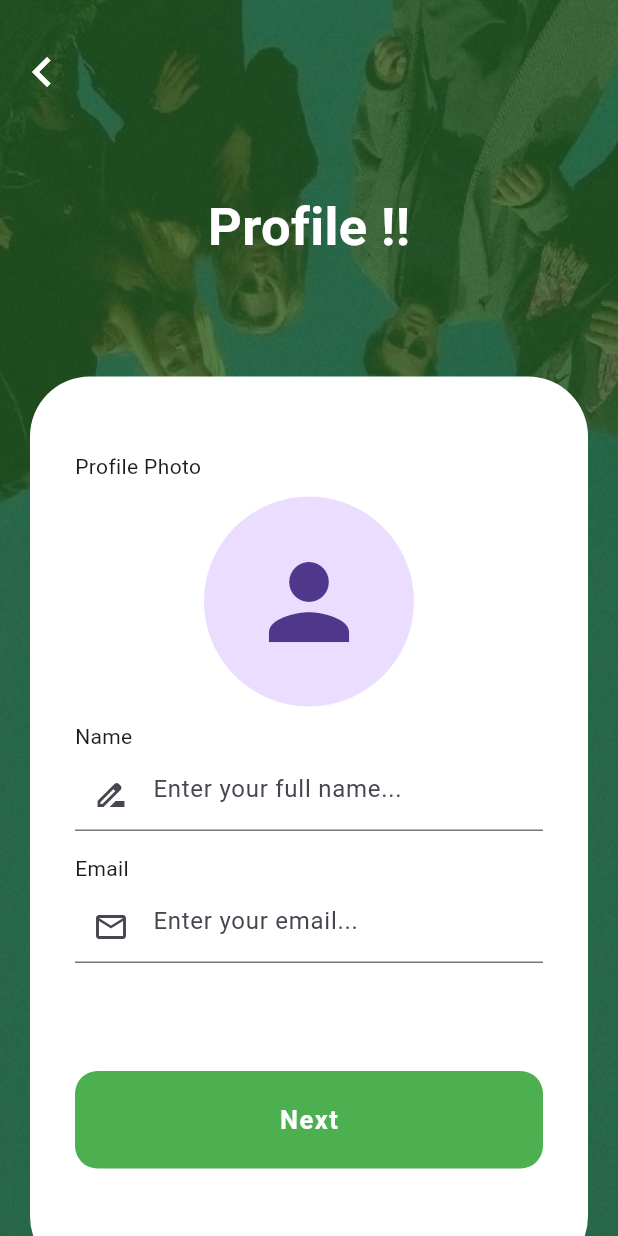
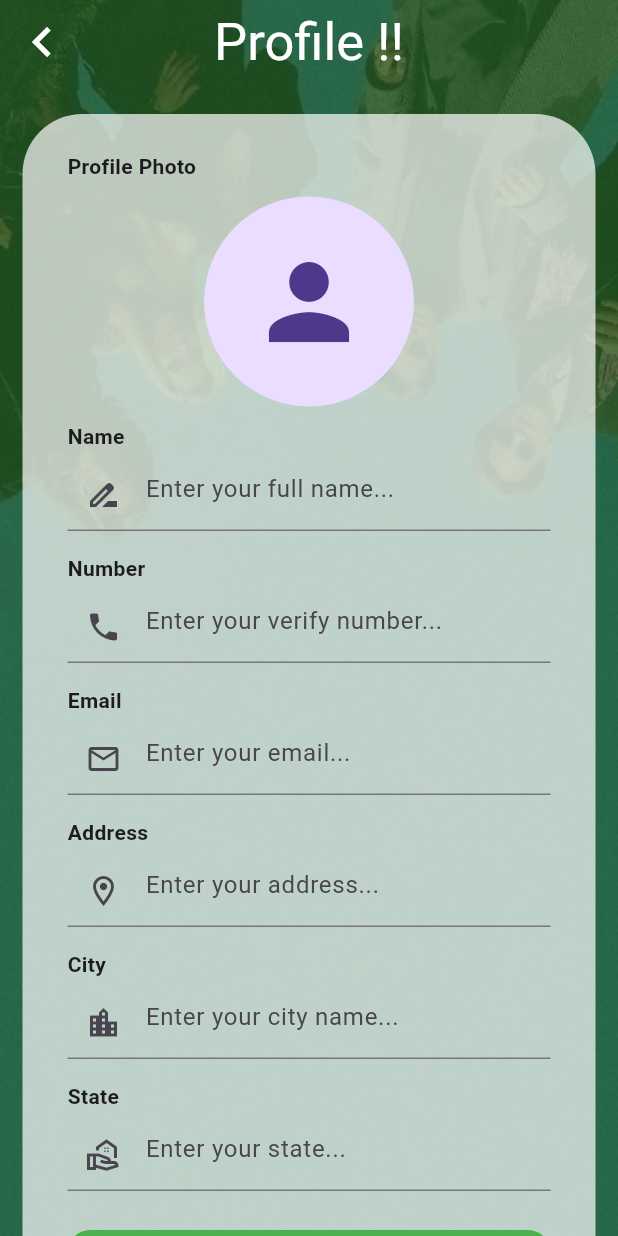
Before and after one commit to barad-rajbha/first_project, a Flutter app: the AccountPage screen opened by its route, on a phone screen of 412 x 824 dp. Run offline on Flutter 3.47's test engine with Material 3 defaults, Android fonts, the phone set to English and light mode, and no system bars; our stand-ins replace cloud_firestore, firebase_core, image_picker, lottie; accounts and stored records are empty; project files that could hold a hidden picture were left out.

Commit message:
06-06-2024

```diff
--- a/lib/controller/controller.dart
+++ b/lib/controller/controller.dart
@@ -6,6 +6,7 @@ import 'package:image_picker/image_picker.dart';
 class UserData extends ChangeNotifier {
   File? picImage;
   TextEditingController number = TextEditingController();
+  TextEditingController verifynumber = TextEditingController();
   TextEditingController otp1 = TextEditingController();
   TextEditingController otp2 = TextEditingController();
   TextEditingController otp3 = TextEditingController();
@@ -14,6 +15,9 @@ class UserData extends ChangeNotifier {
   TextEditingController otp6 = TextEditingController();
   TextEditingController name = TextEditingController();
   TextEditingController email = TextEditingController();
+  TextEditingController address = TextEditingController();
+  TextEditingController city = TextEditingController();
+  TextEditingController state = TextEditingController();
 
   dynamic galleryimg() async {
     final ImagePicker picker = ImagePicker();
--- /dev/null
+++ b/lib/firebase_helper/helper.dart
@@ -0,0 +1,60 @@
+// import 'dart:js_interop';
+//
+// import 'package:firebase_auth/firebase_auth.dart';
+// import 'package:firebase_core/firebase_core.dart';
+//
+// class AuthHelper {
+//   AuthHelper._();
+//
+//   static final AuthHelper authHelper = AuthHelper._();
+//
+//   FirebaseAuth firebaseAuth = FirebaseAuth.instance;
+//
+//   verifyPhoneNumber(dynamic number) async {
+//     await firebaseAuth.verifyPhoneNumber(
+//         verificationCompleted: (PhoneAuthCredential credential) {},
+//         verificationFailed: (FirebaseAuthException ex) {},
+//         codeSent: (String verifycationid, int? resendtoken) {},
+//         codeAutoRetrievalTimeout: (String verficationid) {},
+//         phoneNumber: number.text.toString());
+//   }
+// }
+import 'dart:developer';
+import 'package:cloud_firestore/cloud_firestore.dart';
+import 'package:uireprika/controller/controller.dart';
+
+class FireStoreData {
+  FireStoreData._();
+
+  static final FireStoreData fireStoreData = FireStoreData._();
+
+  FirebaseFirestore firestore = FirebaseFirestore.instance;
+  UserData data = UserData();
+
+  addData(
+    String name,
+    String number,
+    String email,
+    String address,
+    String city,
+    String state,
+  ) async {
+    if (name == '' &&
+        email == '' &&
+        name == '' &&
+        email == '' &&
+        name == '' &&
+        email == '') {
+      log('fill detail');
+    } else {
+      await firestore.collection('user').doc(name).set({
+        'name': name,
+        'number': number,
+        'email': email,
+        'address': address,
+        'city': city,
+        'state': state,
+      });
+    }
+  }
+}
--- a/lib/main.dart
+++ b/lib/main.dart
@@ -1,3 +1,4 @@
+import 'package:firebase_core/firebase_core.dart';
 import 'package:flutter/cupertino.dart';
 import 'package:flutter/material.dart';
 import 'package:provider/provider.dart';
@@ -6,7 +7,11 @@ import 'package:uireprika/screen/accountpage.dart';
 import 'package:uireprika/screen/homepage.dart';
 import 'package:uireprika/screen/otppage.dart';
 
-void main() {
+import 'firebase_options.dart';
+
+void main() async {
+  await WidgetsFlutterBinding.ensureInitialized();
+  await Firebase.initializeApp(options: DefaultFirebaseOptions.currentPlatform);
   runApp(MyApp());
 }
 
@@ -29,9 +34,9 @@ class _MyAppState extends State<MyApp> {
       builder: (context, child) => MaterialApp(
         debugShowCheckedModeBanner: false,
         routes: {
-          '/':(context) => HomePage(),
-          'otp':(context) => OtpPage(),
-          'account':(context) => AccountPage(),
+          '/': (context) => HomePage(),
+          'otp': (context) => OtpPage(),
+          'account': (context) => AccountPage(),
         },
       ),
     );
--- /dev/null
+++ b/lib/model/userdetails.dart
@@ -0,0 +1,30 @@
+import 'package:flutter/cupertino.dart';
+
+class User {
+  String name;
+  String email;
+  String number;
+  String address;
+  String city;
+  String state;
+
+  User({
+    required this.name,
+    required this.email,
+    required this.number,
+    required this.address,
+    required this.city,
+    required this.state,
+  });
+
+  toJson() {
+    return {
+      'name': name,
+      'email': email,
+      'number': number,
+      'address': address,
+      'city': city,
+      'state': state,
+    };
+  }
+}
--- a/lib/screen/accountpage.dart
+++ b/lib/screen/accountpage.dart
@@ -1,6 +1,8 @@
 import 'package:flutter/material.dart';
 import 'package:provider/provider.dart';
 import 'package:uireprika/controller/controller.dart';
+
+import '../firebase_helper/helper.dart';
 
 class AccountPage extends StatefulWidget {
   const AccountPage({super.key});
@@ -13,6 +15,7 @@ class _AccountPageState extends State<AccountPage> {
   @override
   Widget build(BuildContext context) {
     UserData providerdata = Provider.of<UserData>(context);
+
     return Container(
       decoration: const BoxDecoration(
         image: DecorationImage(
@@ -21,6 +24,24 @@ class _AccountPageState extends State<AccountPage> {
         ),
       ),
       child: Scaffold(
+        appBar: AppBar(
+          backgroundColor: Colors.transparent,
+          leading: IconButton(
+            onPressed: () {
+              Navigator.of(context).pop();
+            },
+            icon: const Icon(
+              Icons.chevron_left_outlined,
+              color: Colors.white,
+              size: 40,
+            ),
+          ),
+          centerTitle: true,
+          title: Text(
+            'Profile !!',
+            style: TextStyle(fontSize: 35, color: Colors.white),
+          ),
+        ),
         // backgroundColor: Colors.transparent,
         backgroundColor: Colors.green.shade900.withOpacity(0.7),
         body: SingleChildScrollView(
@@ -29,52 +50,27 @@ class _AccountPageState extends State<AccountPage> {
               const SizedBox(
                 height: 20,
               ),
-              Row(
-                children: [
-                  IconButton(
-                    onPressed: () {
-                      Navigator.of(context).pop();
-                    },
-                    icon: const Icon(
-                      Icons.chevron_left_outlined,
-                      color: Colors.white,
-                      size: 40,
-                    ),
-                  )
-                ],
-              ),
-              const SizedBox(
-                height: 50,
-              ),
-              const Text(
-                'Profile !!',
-                style: TextStyle(
-                    color: Colors.white,
-                    fontSize: 35,
-                    fontWeight: FontWeight.bold),
-              ),
-              const SizedBox(
-                height: 75,
-              ),
               Padding(
-                padding: const EdgeInsets.only(right: 20, left: 20),
+                padding: const EdgeInsets.only(right: 15, left: 15),
                 child: Container(
                   width: double.infinity,
-                  height: 600,
-                  decoration: const BoxDecoration(
-                      color: Colors.white,
-                      borderRadius: BorderRadius.all(Radius.circular(40))),
+                  height: 835,
+                  decoration: BoxDecoration(
+                    color: Colors.white.withOpacity(0.7),
+                    borderRadius: BorderRadius.all(
+                      Radius.circular(40),
+                    ),
+                  ),
                   child: Padding(
                     padding:
                         const EdgeInsets.only(top: 25, right: 30, left: 30),
                     child: Column(
                       crossAxisAlignment: CrossAxisAlignment.start,
-                      // mainAxisAlignment: MainAxisAlignment.start,
                       children: [
-                        const SizedBox(
-                          height: 25,
+                        const Text(
+                          'Profile Photo',
+                          style: TextStyle(fontWeight: FontWeight.bold),
                         ),
-                        const Text('Profile Photo'),
                         const SizedBox(
                           height: 10,
                         ),
@@ -97,7 +93,7 @@ class _AccountPageState extends State<AccountPage> {
                                         children: [
                                           InkWell(
                                             onTap: () {
-                                              providerdata.picImage;
+                                              providerdata.galleryimg();
                                             },
                                             child: CircleAvatar(
                                               radius: 30,
@@ -164,7 +160,10 @@ class _AccountPageState extends State<AccountPage> {
                         const SizedBox(
                           height: 10,
                         ),
-                        const Text('Name'),
+                        const Text(
+                          'Name',
+                          style: TextStyle(fontWeight: FontWeight.bold),
+                        ),
                         const SizedBox(
                           height: 5,
                         ),
@@ -182,7 +181,31 @@ class _AccountPageState extends State<AccountPage> {
                         const SizedBox(
                           height: 15,
                         ),
-                        const Text('Email'),
+                        const Text(
+                          'Number',
+                          style: TextStyle(fontWeight: FontWeight.bold),
+                        ),
+                        const SizedBox(
+                          height: 5,
+                        ),
+                        TextField(
+                          controller: providerdata.verifynumber,
+                          keyboardType: TextInputType.streetAddress,
+                          decoration: const InputDecoration(
+                            prefixIcon: Icon(Icons.phone),
+                            hintText: 'Enter your verify number...',
+                            focusedBorder: UnderlineInputBorder(
+                              borderSide: BorderSide(color: Colors.amber),
+                            ),
+                          ),
+                        ),
+                        const SizedBox(
+                          height: 15,
+                        ),
+                        const Text(
+                          'Email',
+                          style: TextStyle(fontWeight: FontWeight.bold),
+                        ),
                         const SizedBox(
                           height: 5,
                         ),
@@ -197,9 +220,79 @@ class _AccountPageState extends State<AccountPage> {
                             ),
                           ),
                         ),
+                        const SizedBox(
+                          height: 15,
+                        ),
+                        const Text(
+                          'Address',
+                          style: TextStyle(fontWeight: FontWeight.bold),
+                        ),
+                        const SizedBox(
+                          height: 5,
+                        ),
+                        TextField(
+                          controller: providerdata.address,
+                          keyboardType: TextInputType.streetAddress,
+                          decoration: const InputDecoration(
+                            prefixIcon: Icon(Icons.location_on_outlined),
+                            hintText: 'Enter your address...',
+                            focusedBorder: UnderlineInputBorder(
+                              borderSide: BorderSide(color: Colors.amber),
+                            ),
+                          ),
+                        ),
+                        const SizedBox(
+                          height: 15,
+                        ),
+                        const Text(
+                          'City',
+                          style: TextStyle(fontWeight: FontWeight.bold),
+                        ),
+                        const SizedBox(
+                          height: 5,
+                        ),
+                        TextField(
+                          controller: providerdata.city,
+                          keyboardType: TextInputType.streetAddress,
+                          decoration: const InputDecoration(
+                            prefixIcon: Icon(Icons.location_city),
+                            hintText: 'Enter your city name...',
+                            focusedBorder: UnderlineInputBorder(
+                              borderSide: BorderSide(color: Colors.amber),
+                            ),
+                          ),
+                        ),
+                        const SizedBox(
+                          height: 15,
+                        ),
+                        const Text(
+                          'State',
+                          style: TextStyle(fontWeight: FontWeight.bold),
+                        ),
+                        const SizedBox(
+                          height: 5,
+                        ),
+                        TextField(
+                          controller: providerdata.state,
+                          keyboardType: TextInputType.streetAddress,
+                          decoration: const InputDecoration(
+                            prefixIcon: Icon(Icons.real_estate_agent_outlined),
+                            hintText: 'Enter your state...',
+                            focusedBorder: UnderlineInputBorder(
+                              borderSide: BorderSide(color: Colors.amber),
+                            ),
+                          ),
+                        ),
                         const Spacer(),
                         InkWell(
-                          onTap: () {
+                          onTap: () async {
+                            FireStoreData.fireStoreData.addData(
+                                providerdata.name.text.toString(),
+                                providerdata.verifynumber.text.toString(),
+                                providerdata.email.text.toString(),
+                                providerdata.address.text.toString(),
+                                providerdata.city.text.toString(),
+                                providerdata.state.text.toString());
                             Navigator.of(context).pushReplacementNamed('/');
                           },
                           child: Container(
@@ -210,7 +303,7 @@ class _AccountPageState extends State<AccountPage> {
                                 borderRadius: BorderRadius.circular(15)),
                             child: const Center(
                               child: Text(
-                                'Next',
+                                'Done',
                                 style: TextStyle(
                                     color: Colors.white,
                                     fontSize: 17,
--- a/lib/screen/homepage.dart
+++ b/lib/screen/homepage.dart
@@ -72,8 +72,8 @@ class _HomePageState extends State<HomePage> {
                 child: Container(
                   width: double.infinity,
                   height: 280,
-                  decoration: const BoxDecoration(
-                      color: Colors.white,
+                  decoration: BoxDecoration(
+                      color: Colors.white.withOpacity(0.7),
                       borderRadius: BorderRadius.all(Radius.circular(40))),
                   child: Padding(
                     padding:
--- a/lib/screen/otppage.dart
+++ b/lib/screen/otppage.dart
@@ -71,8 +71,8 @@ class _OtpPageState extends State<OtpPage> {
                 child: Container(
                   width: double.infinity,
                   height: 280,
-                  decoration: const BoxDecoration(
-                      color: Colors.white,
+                  decoration: BoxDecoration(
+                      color: Colors.white.withOpacity(0.7),
                       borderRadius: BorderRadius.all(Radius.circular(40))),
                   child: Padding(
                     padding: const EdgeInsets.only(
--- a/pubspec.yaml
+++ b/pubspec.yaml
@@ -40,6 +40,8 @@ dependencies:
   image_picker:
   path_provider:
   firebase_core:
+  firebase_auth:
+  cloud_firestore:
 
 dev_dependencies:
   flutter_test:
```
Also changed, not shown: l.png (deleted), model.png (deleted), pubspec.lock.
